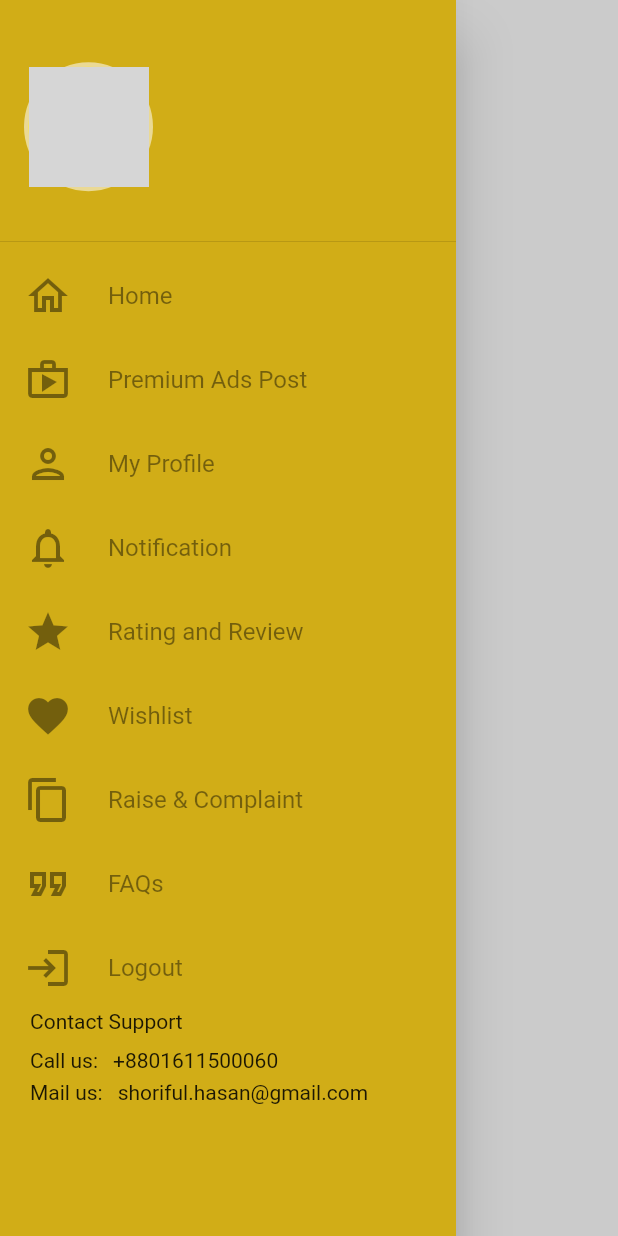
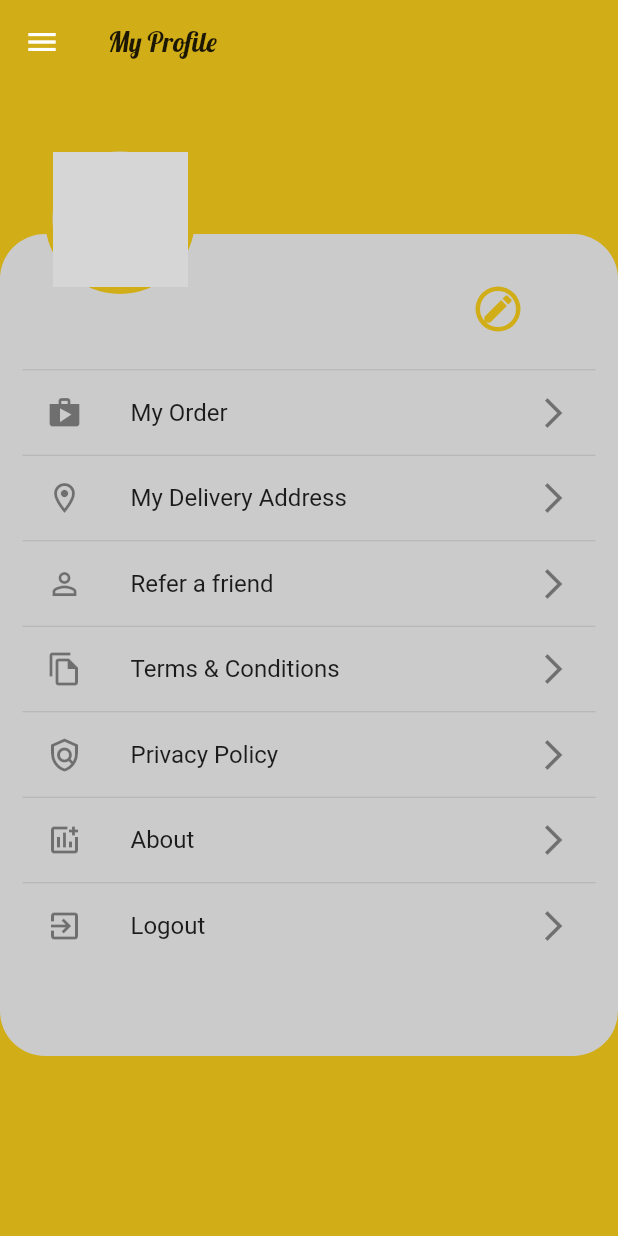
Before and after one commit to shashif/hotelreview, a Flutter app: the DrawerWidget widget shown alone on an empty page, opened directly with empty values, after a tap on "My Profile", on a phone screen of 412 x 824 dp. Run offline on Flutter 3.47's test engine with Material 2 defaults, Android fonts, the phone set to English and light mode, and no system bars; our stand-ins replace cloud_firestore, fancy_shimmer_image, firebase_auth, firebase_core, firebase_storage, flutter_signin_button and 5 more; missing offline and left inert: dart:ffi; accounts and stored records are empty; network calls fail; grey boxes are pictures that could not be loaded.

```diff
--- a/lib/auth/sing_in.dart
+++ b/lib/auth/sing_in.dart
@@ -6,6 +6,7 @@ import 'package:flutter_signin_button/button_view.dart';
 import 'package:google_sign_in/google_sign_in.dart';
 import 'package:provider/provider.dart';
 
+import '../providers/BasicInfoProvider.dart';
 import '../providers/user_provider.dart';
 import '../screens/home_screen/home_screen.dart';
 
@@ -39,13 +40,11 @@ class _SingInState extends State<SingIn> {
 
       // print("signed in " + user.displayName);
       userProvider.addUserData(
-          currentUser:user! ,
-          userEmail:user.email! ,
+        currentUser: user!,
+        userEmail: user.email!,
         userImage: user.photoURL!,
-          userName:user.displayName!,
+        userName: user.displayName!,
       );
-
-
 
       return user;
     } catch (e) {}
@@ -53,7 +52,14 @@ class _SingInState extends State<SingIn> {
 
   @override
   Widget build(BuildContext context) {
-    userProvider=Provider.of<UserProvider>(context);
+    userProvider = Provider.of<UserProvider>(context);
+
+    BasicInfoProvider basicInfoProvider = Provider.of(context);
+    basicInfoProvider.readBasicAppInfo();
+
+    String appsTitle = basicInfoProvider.basicInfoDataList.isNotEmpty
+        ? basicInfoProvider.basicInfoDataList[0].appsTitle
+        : '';
     return Scaffold(
       body: Container(
         height: double.infinity,
@@ -75,9 +81,13 @@ class _SingInState extends State<SingIn> {
                 children: [
                   Text('Sign in to continue'),
                   Text(
-                    'Hotel Review',
-                    style:
-                        TextStyle(fontSize: 50, color: Colors.white, shadows: [
+                    appsTitle,
+                    textAlign: TextAlign.justify,
+                    style: TextStyle(
+                        fontSize: 30,
+                        color: Colors.white,
+                        fontFamily: 'Verela',
+                        shadows: [
                           BoxShadow(
                             blurRadius: 5,
                             offset: Offset(3, 3),
@@ -88,15 +98,16 @@ class _SingInState extends State<SingIn> {
                   // with custom text
                   Column(
                     children: [
-
                       SignInButton(
                         Buttons.Google,
                         text: "Sign in with Google",
                         onPressed: () {
-                          _googleSignUp().then((value) => Navigator.of(context)
-                              .pushReplacement(MaterialPageRoute(
-                                  builder: (context) => HomeScreen()
-                          ),),);
+                          _googleSignUp().then(
+                            (value) => Navigator.of(context).pushReplacement(
+                              MaterialPageRoute(
+                                  builder: (context) => HomeScreen()),
+                            ),
+                          );
                         },
                       ),
                     ],
--- a/lib/main.dart
+++ b/lib/main.dart
@@ -1,5 +1,6 @@
 import 'package:firebase_core/firebase_core.dart';
 import 'package:flutter/material.dart';
+import 'package:hotel_review/providers/BasicInfoProvider.dart';
 import 'package:hotel_review/providers/ads_provider.dart';
 import 'package:hotel_review/providers/user_provider.dart';
 import 'package:hotel_review/screens/splash_screen/splash_screen.dart';
@@ -14,8 +15,10 @@ Future <void> main() async{
   runApp(const MyApp());
 }
 
+
 class MyApp extends StatelessWidget {
   const MyApp({super.key});
+
 
   // This widget is the root of your application.
   @override
@@ -25,6 +28,7 @@ class MyApp extends StatelessWidget {
 
         ChangeNotifierProvider<UserProvider>(create: (context)=>UserProvider(),),
         ChangeNotifierProvider<AdsProvider>(create: (context)=>AdsProvider(),),
+        ChangeNotifierProvider<BasicInfoProvider>(create: (context)=>BasicInfoProvider(),),
 
       ],
 
--- /dev/null
+++ b/lib/models/basic_info_model.dart
@@ -0,0 +1,10 @@
+
+
+class BasicInfoModel {
+  String appsTitle;
+  String appsDescription;
+
+  BasicInfoModel({
+     required this.appsTitle,required this.appsDescription,
+  });
+}
--- /dev/null
+++ b/lib/providers/BasicInfoProvider.dart
@@ -0,0 +1,81 @@
+import 'dart:ffi';
+
+import 'package:cloud_firestore/cloud_firestore.dart';
+import 'package:firebase_core/firebase_core.dart';
+import 'package:flutter/cupertino.dart';
+
+import '../models/basic_info_model.dart';
+
+class BasicInfoProvider with ChangeNotifier {
+  late BasicInfoModel basicInfoModel;
+
+  adsNewModel(QueryDocumentSnapshot element) {
+    basicInfoModel = BasicInfoModel(
+      appsTitle: element.get("appsTitle"),
+      appsDescription: element.get("appsDescription"),
+    );
+  }
+
+
+
+/////////////////////////addBasicAppInfo start////////////////////////////
+  void addBasicAppInfo() async {
+    // Initialize Firebase
+    await Firebase.initializeApp();
+
+    // Get a reference to the collection
+    CollectionReference appInfoCollection =
+    FirebaseFirestore.instance.collection("AppsBasicInformation");
+
+    // Check if the document already exists
+    QuerySnapshot querySnapshot = await appInfoCollection.limit(1).get();
+    if (querySnapshot.docs.isEmpty) {
+      // Document does not exist, perform the set operation
+      await appInfoCollection.doc().set({
+        "appsTitle": "Hotel And Resort Review",
+        "appsDescription": "Booking your desired Hotel and Resort",
+      });
+
+      print('Basic app information inserted successfully!');
+    } else {
+      // Document already exists
+      print('Basic app information already exists!');
+    }
+  }
+/////////////////////////addBasicAppInfo End////////////////////////////
+
+/////////////////////////readBasicAppInfo Start////////////////////////
+
+  List<BasicInfoModel> basicInfoDataList = [];
+
+  readBasicAppInfo() async {
+    List<BasicInfoModel>? newList = [];
+    QuerySnapshot querySnapshotValue =
+    await FirebaseFirestore.instance
+        .collection("AppsBasicInformation")
+        .get();
+
+    querySnapshotValue.docs.forEach((element) {
+      print(element.data());
+
+      adsNewModel(element);
+
+      newList.add(basicInfoModel);
+    });
+
+    basicInfoDataList = newList;
+    notifyListeners();
+
+    // if (basicInfoDataList.isNotEmpty) {
+    //   // Set the value of "title" to the first element's "appsTitle" value
+    //    basicInfoDataList[0].appsTitle;
+    // }
+  }
+
+  List<BasicInfoModel> get getReadBasicAppInfoDataList {
+    return basicInfoDataList;
+  }
+
+/////////////////////////readBasicAppInfo End////////////////////////
+
+}
--- /dev/null
+++ b/lib/screens/profile_screen/profile_screen.dart
@@ -0,0 +1,154 @@
+import 'package:flutter/material.dart';
+import 'package:provider/provider.dart';
+
+import '../../models/user_model.dart';
+import '../../providers/user_provider.dart';
+import '../../widgets/color_widget.dart';
+import '../../widgets/drawer_widget.dart';
+
+
+class ProfileScreen extends StatefulWidget {
+  UserModel userData;
+
+  ProfileScreen({required this.userData});
+
+  @override
+  State<ProfileScreen> createState() => _ProfileScreenState();
+}
+
+class _ProfileScreenState extends State<ProfileScreen> {
+  Widget listTile({required IconData icon, required String title}) {
+    return Column(
+      children: [
+        Divider(
+          height: 1,
+        ),
+        ListTile(
+          leading: Icon(icon),
+          title: Text(title),
+          trailing: Icon(Icons.arrow_forward_ios),
+        )
+      ],
+    );
+  }
+
+  @override
+  Widget build(BuildContext context) {
+    UserProvider userProvider = Provider.of(context);
+    userProvider.getUserData();
+    return Scaffold(
+      backgroundColor: primaryColor,
+      appBar: AppBar(
+        backgroundColor: primaryColor,
+        elevation: 0.0,
+        title: Text(
+          'My Profile',
+          style: TextStyle(
+            fontSize: 18,
+            color: textColor,
+            fontFamily:'Lobster',
+          ),
+        ),
+      ),
+      drawer: DrawerWidget(userProvider: userProvider),
+      body: Stack(
+        children: [
+          Column(
+            children: [
+              Container(
+                height: 100,
+                color: primaryColor,
+              ),
+              Container(
+                height: 548,
+                width: double.infinity,
+                padding: EdgeInsets.symmetric(horizontal: 15, vertical: 10),
+                decoration: BoxDecoration(
+                  color: scaffoldBackgroundColor,
+                  borderRadius: BorderRadius.only(
+                    topLeft: Radius.circular(30),
+                    topRight: Radius.circular(30),
+                    bottomLeft: Radius.circular(30),
+                    bottomRight: Radius.circular(30),
+                  ),
+                ),
+                child: ListView(
+                  children: [
+                    Row(
+                      mainAxisAlignment: MainAxisAlignment.end,
+                      children: [
+                        Container(
+                          width: 250,
+                          height: 80,
+                          padding: EdgeInsets.only(left: 20),
+                          child: Row(
+                            mainAxisAlignment: MainAxisAlignment.spaceAround,
+                            children: [
+                              Column(
+                                mainAxisAlignment: MainAxisAlignment.center,
+                                crossAxisAlignment: CrossAxisAlignment.start,
+                                children: [
+                                  Text(widget.userData.userName,
+                                      style: TextStyle(
+                                        fontSize: 14,
+                                        fontWeight: FontWeight.bold,
+                                        color: textColor,
+                                      )),
+                                  SizedBox(
+                                    height: 10,
+                                  ),
+                                  Text(widget.userData.userEmail),
+                                ],
+                              ),
+                              CircleAvatar(
+                                radius: 15,
+                                backgroundColor: primaryColor,
+                                child: CircleAvatar(
+                                  radius: 12,
+                                  child: Icon(
+                                    Icons.edit,
+                                    color: primaryColor,
+                                  ),
+                                  backgroundColor: scaffoldBackgroundColor,
+                                ),
+                              ),
+                            ],
+                          ),
+                        ),
+                      ],
+                    ),
+                    listTile(icon: Icons.shop, title: 'My Order'),
+                    listTile(
+                        icon: Icons.location_on_outlined,
+                        title: 'My Delivery Address'),
+                    listTile(
+                        icon: Icons.person_outline, title: 'Refer a friend'),
+                    listTile(
+                        icon: Icons.file_copy_outlined,
+                        title: 'Terms & Conditions'),
+                    listTile(
+                        icon: Icons.policy_outlined, title: 'Privacy Policy'),
+                    listTile(icon: Icons.add_chart_outlined, title: 'About'),
+                    listTile(icon: Icons.exit_to_app_outlined, title: 'Logout'),
+                  ],
+                ),
+              ),
+            ],
+          ),
+          Padding(
+            padding: const EdgeInsets.only(top: 40, left: 30),
+            child: CircleAvatar(
+              radius: 50,
+              backgroundColor: primaryColor,
+              child: CircleAvatar(
+                backgroundImage: NetworkImage(widget.userData.userImage??""),
+                radius: 45,
+                backgroundColor: scaffoldBackgroundColor,
+              ),
+            ),
+          ),
+        ],
+      ),
+    );
+  }
+}
--- a/lib/widgets/drawer_widget.dart
+++ b/lib/widgets/drawer_widget.dart
@@ -4,6 +4,7 @@ import 'package:hotel_review/screens/ads_screen/ads_screen.dart';
 
 import '../providers/user_provider.dart';
 import '../screens/home_screen/home_screen.dart';
+import '../screens/profile_screen/profile_screen.dart';
 import '../screens/splash_screen/splash_screen.dart';
 import 'drawer_list_tile_widget.dart';
 
@@ -74,8 +75,8 @@ class _DrawerWidgetState extends State<DrawerWidget> {
                 iconData: Icons.person_outlined,
                 title: "My Profile",
                 onTap: () {
-                  // Navigator.of(context).push(MaterialPageRoute(
-                  //     builder: (context) =>  MyProfile(userData:userData)));
+                  Navigator.of(context).push(MaterialPageRoute(
+                      builder: (context) =>  ProfileScreen(userData:userData)));
                 }),
             listTile(
                 iconData: Icons.notifications_outlined,
--- a/lib/widgets/global_var.dart
+++ b/lib/widgets/global_var.dart
@@ -1 +1,4 @@
+
+
 String uid = '';
+String appsTitle = '';
```
Also changed, not shown: lib/screens/home_screen/home_screen.dart (+73 -1 lines), lib/screens/search_product/search_product.dart (added, +37 -0 lines), lib/screens/splash_screen/splash_screen.dart (+26 -12 lines), lib/screens/upload_add_screen/upload_add_screen.dart (added, +249 -0 lines). Lines whose indentation alone changed are shown as unchanged.
